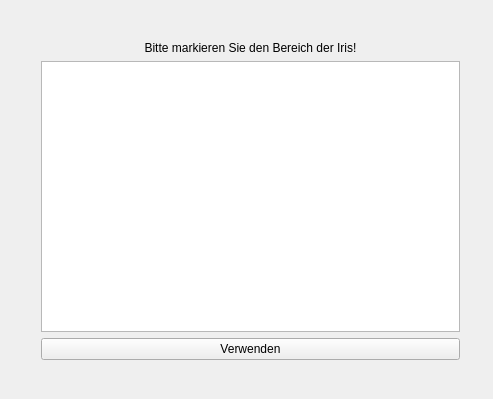
Qt form GazeTracker/GazeTracker_Qt/templateconfigui.ui (bernhardrieder/Gaze-Tracker) before a commit.
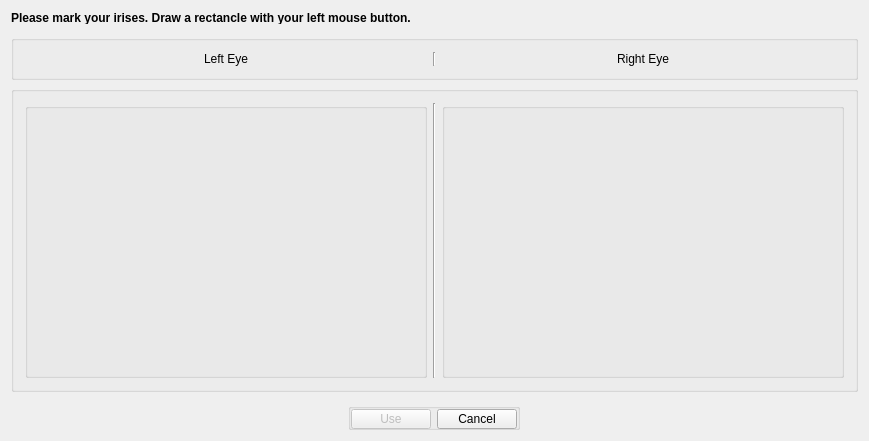
The same form after that commit.

Diff of the .ui file:
```diff
--- a/GazeTracker/GazeTracker_Qt/templateconfigui.ui
+++ b/GazeTracker/GazeTracker_Qt/templateconfigui.ui
@@ -6,57 +6,257 @@
    <rect>
     <x>0</x>
     <y>0</y>
-    <width>493</width>
-    <height>399</height>
+    <width>869</width>
+    <height>406</height>
    </rect>
   </property>
+  <property name="maximumSize">
+   <size>
+    <width>869</width>
+    <height>406</height>
+   </size>
+  </property>
+  <property name="mouseTracking">
+   <bool>false</bool>
+  </property>
   <property name="windowTitle">
    <string>TemplateConfig</string>
   </property>
-  <widget class="QWidget" name="">
-   <property name="geometry">
-    <rect>
-     <x>30</x>
-     <y>30</y>
-     <width>441</width>
-     <height>341</height>
-    </rect>
-   </property>
-   <layout class="QVBoxLayout" name="verticalLayout">
-    <item>
-     <widget class="QLabel" name="label">
-      <property name="text">
-       <string>Bitte markieren Sie den Bereich der Iris!</string>
+  <layout class="QGridLayout" name="gridLayout">
+   <item row="0" column="0">
+    <widget class="QLabel" name="label_3">
+     <property name="maximumSize">
+      <size>
+       <width>16777215</width>
+       <height>13</height>
+      </size>
+     </property>
+     <property name="text">
+      <string>&lt;html&gt;&lt;head/&gt;&lt;body&gt;&lt;p&gt;&lt;span style=&quot; font-size:9pt; font-weight:600;&quot;&gt;Please mark your irises. Draw a rectancle with your left mouse button.&lt;/span&gt;&lt;/p&gt;&lt;/body&gt;&lt;/html&gt;</string>
+     </property>
+    </widget>
+   </item>
+   <item row="4" column="0">
+    <spacer name="verticalSpacer_2">
+     <property name="orientation">
+      <enum>Qt::Vertical</enum>
+     </property>
+     <property name="sizeType">
+      <enum>QSizePolicy::Fixed</enum>
+     </property>
+     <property name="sizeHint" stdset="0">
+      <size>
+       <width>20</width>
+       <height>5</height>
+      </size>
+     </property>
+    </spacer>
+   </item>
+   <item row="1" column="0">
+    <spacer name="verticalSpacer">
+     <property name="orientation">
+      <enum>Qt::Vertical</enum>
+     </property>
+     <property name="sizeType">
+      <enum>QSizePolicy::Fixed</enum>
+     </property>
+     <property name="sizeHint" stdset="0">
+      <size>
+       <width>20</width>
+       <height>5</height>
+      </size>
+     </property>
+    </spacer>
+   </item>
+   <item row="2" column="0">
+    <widget class="QGroupBox" name="groupBox">
+     <property name="maximumSize">
+      <size>
+       <width>16777215</width>
+       <height>31</height>
+      </size>
+     </property>
+     <layout class="QHBoxLayout" name="horizontalLayout_2">
+      <property name="sizeConstraint">
+       <enum>QLayout::SetMinAndMaxSize</enum>
       </property>
-      <property name="alignment">
-       <set>Qt::AlignCenter</set>
+      <item alignment="Qt::AlignHCenter">
+       <widget class="QLabel" name="leftEyeLabel">
+        <property name="maximumSize">
+         <size>
+          <width>16777215</width>
+          <height>19</height>
+         </size>
+        </property>
+        <property name="text">
+         <string>Left Eye</string>
+        </property>
+       </widget>
+      </item>
+      <item>
+       <widget class="Line" name="line_2">
+        <property name="orientation">
+         <enum>Qt::Vertical</enum>
+        </property>
+       </widget>
+      </item>
+      <item alignment="Qt::AlignHCenter">
+       <widget class="QLabel" name="rightEyeLabel">
+        <property name="maximumSize">
+         <size>
+          <width>16777215</width>
+          <height>19</height>
+         </size>
+        </property>
+        <property name="text">
+         <string>Right Eye</string>
+        </property>
+       </widget>
+      </item>
+     </layout>
+    </widget>
+   </item>
+   <item row="8" column="0" alignment="Qt::AlignHCenter">
+    <widget class="QGroupBox" name="horizontalGroupBox">
+     <property name="sizePolicy">
+      <sizepolicy hsizetype="Fixed" vsizetype="Preferred">
+       <horstretch>0</horstretch>
+       <verstretch>0</verstretch>
+      </sizepolicy>
+     </property>
+     <property name="maximumSize">
+      <size>
+       <width>16777215</width>
+       <height>27</height>
+      </size>
+     </property>
+     <layout class="QHBoxLayout" name="horizontalLayout_3">
+      <property name="leftMargin">
+       <number>0</number>
       </property>
-      <property name="wordWrap">
-       <bool>false</bool>
+      <property name="topMargin">
+       <number>0</number>
       </property>
-      <property name="margin">
-       <number>10</number>
+      <property name="rightMargin">
+       <number>0</number>
       </property>
-      <property name="indent">
-       <number>-1</number>
+      <property name="bottomMargin">
+       <number>0</number>
       </property>
-      <property name="textInteractionFlags">
-       <set>Qt::NoTextInteraction</set>
-      </property>
-     </widget>
-    </item>
-    <item>
-     <widget class="QGraphicsView" name="graphicsView"/>
-    </item>
-    <item>
-     <widget class="QPushButton" name="useButton">
-      <property name="text">
-       <string>Verwenden</string>
-      </property>
-     </widget>
-    </item>
-   </layout>
-  </widget>
+      <item>
+       <widget class="QPushButton" name="useButton">
+        <property name="enabled">
+         <bool>false</bool>
+        </property>
+        <property name="sizePolicy">
+         <sizepolicy hsizetype="Preferred" vsizetype="Preferred">
+          <horstretch>0</horstretch>
+          <verstretch>0</verstretch>
+         </sizepolicy>
+        </property>
+        <property name="minimumSize">
+         <size>
+          <width>51</width>
+          <height>20</height>
+         </size>
+        </property>
+        <property name="text">
+         <string>Use</string>
+        </property>
+       </widget>
+      </item>
+      <item alignment="Qt::AlignHCenter|Qt::AlignVCenter">
+       <widget class="QPushButton" name="cancelButton">
+        <property name="sizePolicy">
+         <sizepolicy hsizetype="Preferred" vsizetype="Preferred">
+          <horstretch>0</horstretch>
+          <verstretch>0</verstretch>
+         </sizepolicy>
+        </property>
+        <property name="minimumSize">
+         <size>
+          <width>4</width>
+          <height>20</height>
+         </size>
+        </property>
+        <property name="text">
+         <string>Cancel</string>
+        </property>
+       </widget>
+      </item>
+     </layout>
+    </widget>
+   </item>
+   <item row="3" column="0">
+    <widget class="QGroupBox" name="groupBox_2">
+     <layout class="QHBoxLayout" name="horizontalLayout">
+      <item>
+       <widget class="QGroupBox" name="leftEyeGroupBox">
+        <property name="minimumSize">
+         <size>
+          <width>379</width>
+          <height>275</height>
+         </size>
+        </property>
+        <property name="maximumSize">
+         <size>
+          <width>424</width>
+          <height>278</height>
+         </size>
+        </property>
+        <layout class="QHBoxLayout" name="horizontalLayout_5">
+         <item alignment="Qt::AlignHCenter|Qt::AlignVCenter">
+          <widget class="QLabel" name="leftEyePicLabel">
+           <property name="text">
+            <string/>
+           </property>
+          </widget>
+         </item>
+        </layout>
+       </widget>
+      </item>
+      <item>
+       <widget class="Line" name="line">
+        <property name="orientation">
+         <enum>Qt::Vertical</enum>
+        </property>
+       </widget>
+      </item>
+      <item>
+       <widget class="QGroupBox" name="rightEyeGroupBox">
+        <property name="minimumSize">
+         <size>
+          <width>378</width>
+          <height>275</height>
+         </size>
+        </property>
+        <property name="maximumSize">
+         <size>
+          <width>423</width>
+          <height>278</height>
+         </size>
+        </property>
+        <layout class="QHBoxLayout" name="horizontalLayout_6">
+         <item alignment="Qt::AlignHCenter|Qt::AlignVCenter">
+          <widget class="QLabel" name="rightEyePicLabel">
+           <property name="text">
+            <string/>
+           </property>
+          </widget>
+         </item>
+        </layout>
+       </widget>
+      </item>
+     </layout>
+    </widget>
+   </item>
+  </layout>
+  <zorder>groupBox</zorder>
+  <zorder>groupBox_2</zorder>
+  <zorder>label_3</zorder>
+  <zorder>verticalSpacer_2</zorder>
+  <zorder>verticalSpacer</zorder>
+  <zorder>horizontalGroupBox</zorder>
  </widget>
  <layoutdefault spacing="6" margin="11"/>
  <resources/>
```
Left out of the diff: 40 changed lines with no effect on the pictures.
